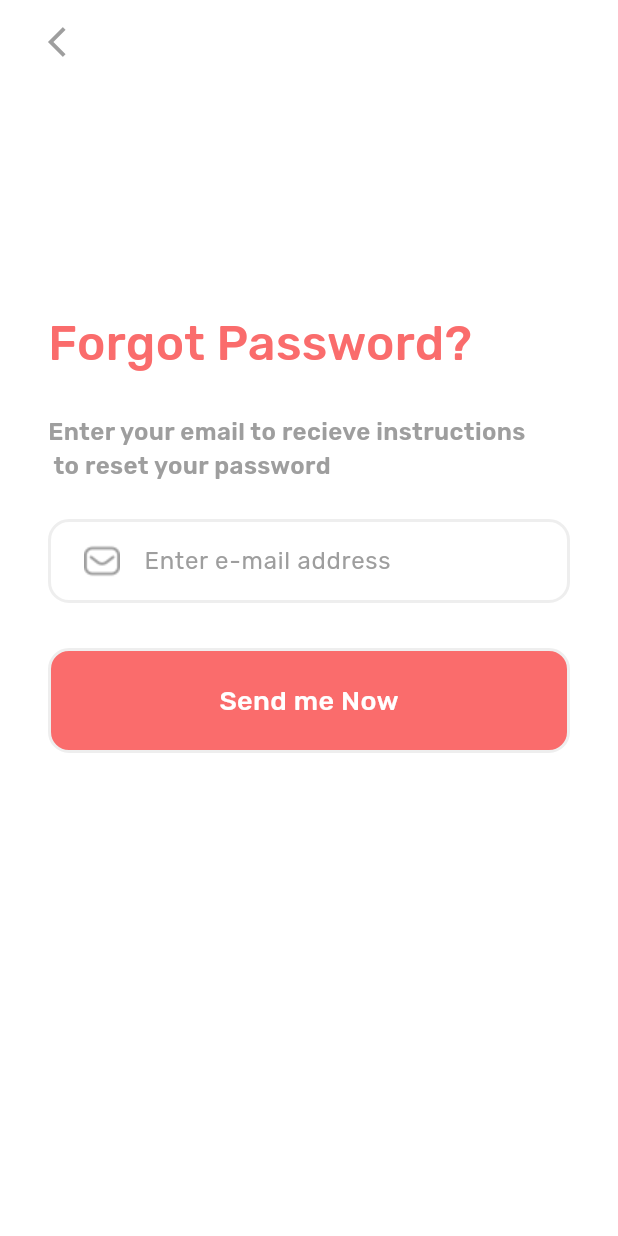
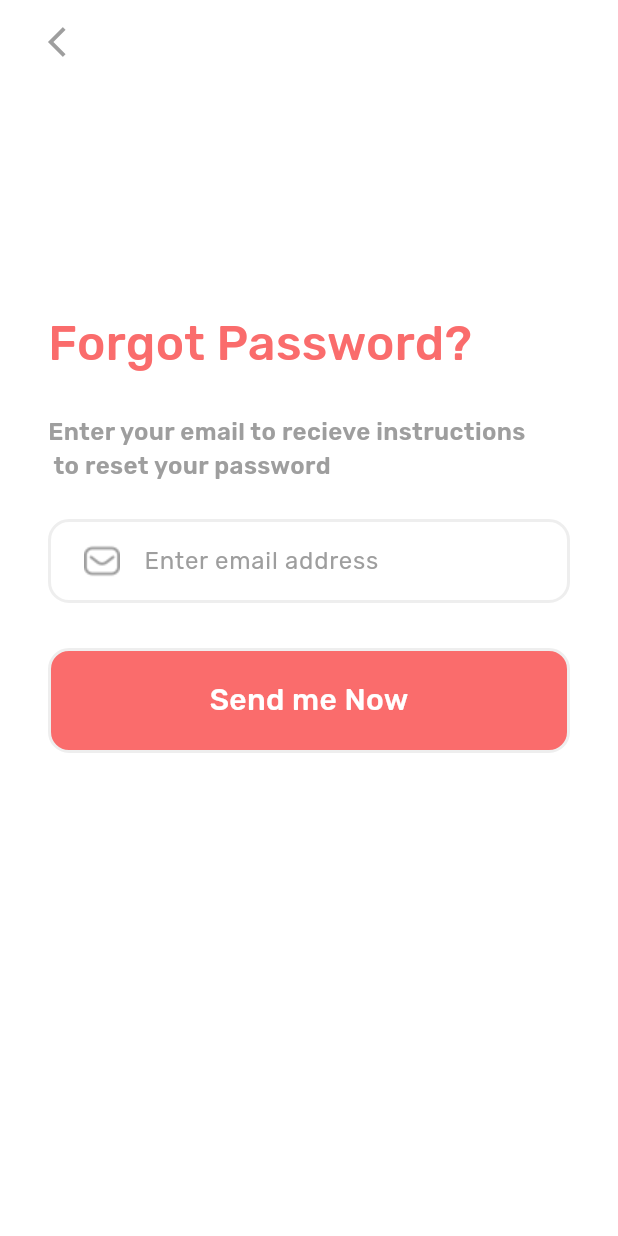
Before and after one commit to NadaArafat/cruisit, a Flutter app: the ForgotPasswordView screen opened directly, on a phone screen of 412 x 824 dp. Run offline on Flutter 3.47's test engine with Material 3 defaults, Android fonts, the light colour scheme and no system bars; our stand-ins replace google_fonts; accounts and stored records are empty.

Commit message:
authentication ui done

```diff
--- a/lib/features/authentication/views/forgot_password_view.dart
+++ b/lib/features/authentication/views/forgot_password_view.dart
@@ -11,6 +11,7 @@ class ForgotPasswordView extends StatelessWidget {
   @override
   Widget build(BuildContext context) {
     return Scaffold(
+      resizeToAvoidBottomInset: false,
       appBar: AuthAppBar(),
       body: Padding(
         padding: const EdgeInsets.symmetric(horizontal: 32, vertical: 50),
@@ -34,9 +35,12 @@ class ForgotPasswordView extends StatelessWidget {
               ),
             ),
             SizedBox(height: 24),
-            MyTextField(),
+            MyTextField(
+              hintText: "Enter email address",
+              icon: "assets/icons/email.png",
+            ),
             SizedBox(height: 30), //250),
-            AuthButton(text: "Send me Now"),
+            AuthButton(text: "Send me Now", onTap: () {}),
           ],
         ),
       ),
--- a/lib/features/authentication/views/sign_in_view.dart
+++ b/lib/features/authentication/views/sign_in_view.dart
@@ -1,6 +1,5 @@
 import 'package:cruisit/features/authentication/views/forgot_password_view.dart';
 import 'package:cruisit/features/authentication/views/widgets/auth_app_bar.dart';
-import 'package:cruisit/features/authentication/views/widgets/my_text_field.dart';
 import 'package:cruisit/features/authentication/views/widgets/sign_in_form.dart';
 import 'package:cruisit/utils/constants.dart';
 import 'package:cruisit/utils/styles.dart';
@@ -12,6 +11,7 @@ class SignInView extends StatelessWidget {
   @override
   Widget build(BuildContext context) {
     return Scaffold(
+      resizeToAvoidBottomInset: false,
       appBar: AuthAppBar(),
       backgroundColor: kOffWhite,
       body: Padding(
--- a/lib/features/authentication/views/sign_up_view.dart
+++ b/lib/features/authentication/views/sign_up_view.dart
@@ -1,6 +1,5 @@
-import 'package:cruisit/features/authentication/views/forgot_password_view.dart';
 import 'package:cruisit/features/authentication/views/sign_in_view.dart';
-import 'package:cruisit/features/authentication/views/widgets/sign_in_form.dart';
+import 'package:cruisit/features/authentication/views/widgets/sign_up_form.dart';
 import 'package:cruisit/utils/constants.dart';
 import 'package:cruisit/utils/styles.dart';
 import 'package:flutter/material.dart';
@@ -12,6 +11,7 @@ class SignUpView extends StatelessWidget {
   @override
   Widget build(BuildContext context) {
     return Scaffold(
+      resizeToAvoidBottomInset: false,
       backgroundColor: kOffWhite,
       body: Padding(
         padding: const EdgeInsets.symmetric(horizontal: 28, vertical: 50),
@@ -27,7 +27,7 @@ class SignUpView extends StatelessWidget {
               ),
             ),
             Flexible(child: SizedBox(height: 30)),
-            SignInForm(),
+            SignUpForm(),
             SizedBox(height: 20),
             Row(
               mainAxisAlignment: MainAxisAlignment.center,
--- a/lib/features/authentication/views/widgets/auth_button.dart
+++ b/lib/features/authentication/views/widgets/auth_button.dart
@@ -3,13 +3,16 @@ import 'package:cruisit/utils/styles.dart';
 import 'package:flutter/material.dart';
 
 class AuthButton extends StatelessWidget {
-  const AuthButton({super.key, required this.text});
+  const AuthButton({super.key, required this.text, required this.onTap});
 
   final String text;
+  final VoidCallback onTap;
 
   @override
   Widget build(BuildContext context) {
-    return Container(
+    return GestureDetector(
+      onTap: onTap,
+      child: Container(
         width: double.infinity,
         height: 70,
         decoration: BoxDecoration(
@@ -22,7 +25,8 @@ class AuthButton extends StatelessWidget {
             text,
             style: Styles.subTitleMedium.copyWith(
               color: Colors.white,
-            fontSize: 18,
+              fontSize: 20,
+            ),
           ),
         ),
       ),
--- a/lib/features/authentication/views/widgets/my_text_field.dart
+++ b/lib/features/authentication/views/widgets/my_text_field.dart
@@ -1,22 +1,45 @@
 import 'package:flutter/material.dart';
 
 class MyTextField extends StatelessWidget {
-  const MyTextField({super.key});
+  const MyTextField({
+    super.key,
+    required this.hintText,
+    required this.icon,
+    this.onFieldSubmitted,
+    this.initialValue,
+    this.obscureText = false,
+    this.suffixIconButton,
+  });
+
+  final String hintText;
+  final String icon;
+  final Function(String)? onFieldSubmitted;
+  final String? initialValue;
+  final bool obscureText;
+  final IconButton? suffixIconButton;
 
   @override
   Widget build(BuildContext context) {
     return TextFormField(
+      onChanged: onFieldSubmitted,
+      initialValue: initialValue,
+      obscureText: obscureText,
       decoration: InputDecoration(
         prefixIcon: Padding(
           padding: const EdgeInsets.only(left: 12),
-          child: Image.asset("assets/icons/email.png", color: Colors.grey),
+          child: Image.asset(icon, color: Colors.grey),
         ),
-        hintText: "Enter e-mail address",
+        hintText: hintText,
         hintStyle: TextStyle(color: Colors.grey),
         enabledBorder: OutlineInputBorder(
           borderSide: BorderSide(color: Colors.grey.shade200, width: 2),
           borderRadius: BorderRadius.circular(14),
         ),
+        focusedBorder: OutlineInputBorder(
+          borderSide: BorderSide(color: Colors.grey.shade200, width: 2),
+          borderRadius: BorderRadius.circular(14),
+        ),
+        suffixIcon: suffixIconButton,
       ),
     );
   }
--- a/lib/features/authentication/views/widgets/sign_in_form.dart
+++ b/lib/features/authentication/views/widgets/sign_in_form.dart
@@ -1,22 +1,46 @@
+import 'package:cruisit/features/authentication/views/sign_in_with_password_view.dart';
 import 'package:cruisit/features/authentication/views/widgets/auth_button.dart';
 import 'package:cruisit/features/authentication/views/widgets/third_party_auth_button.dart';
 import 'package:flutter/material.dart';
 import 'package:google_fonts/google_fonts.dart';
-
-import '../../../../utils/styles.dart';
 import 'my_text_field.dart';
 
-class SignInForm extends StatelessWidget {
+class SignInForm extends StatefulWidget {
   const SignInForm({super.key});
 
+  @override
+  State<SignInForm> createState() => _SignInFormState();
+}
+
+String? email;
+
+class _SignInFormState extends State<SignInForm> {
   @override
   Widget build(BuildContext context) {
     return Form(
       child: Column(
         children: [
-          MyTextField(),
+          MyTextField(
+            hintText: "Enter e-mail address",
+            icon: "assets/icons/email.png",
+            onFieldSubmitted: (value) {
+              email = value;
+              setState(() {});
+            },
+            initialValue: email,
+          ),
           SizedBox(height: 30),
-          AuthButton(text: "Continue"),
+          AuthButton(
+            text: "Continue",
+            onTap: () {
+              Navigator.push(
+                context,
+                MaterialPageRoute(
+                  builder: (context) => SignInWithPasswordView(email: email!),
+                ),
+              );
+            },
+          ),
           SizedBox(height: 40),
           Row(
             children: [
```
Also changed, not shown: lib/features/authentication/views/sign_in_with_password_view.dart (added, +38 -0 lines), lib/features/authentication/views/sign_up_with_password_view.dart (added, +43 -0 lines), lib/features/authentication/views/widgets/sign_in_with_password_form.dart (added, +47 -0 lines), lib/features/authentication/views/widgets/sign_up_form.dart (+29 -3 lines), lib/features/authentication/views/widgets/sign_up_with_password_form.dart (added, +96 -0 lines), assets/icons/lock.png (added), lib/features/authentication/views/sign_in_password_view.dart (deleted). Lines whose indentation alone changed are shown as unchanged.
